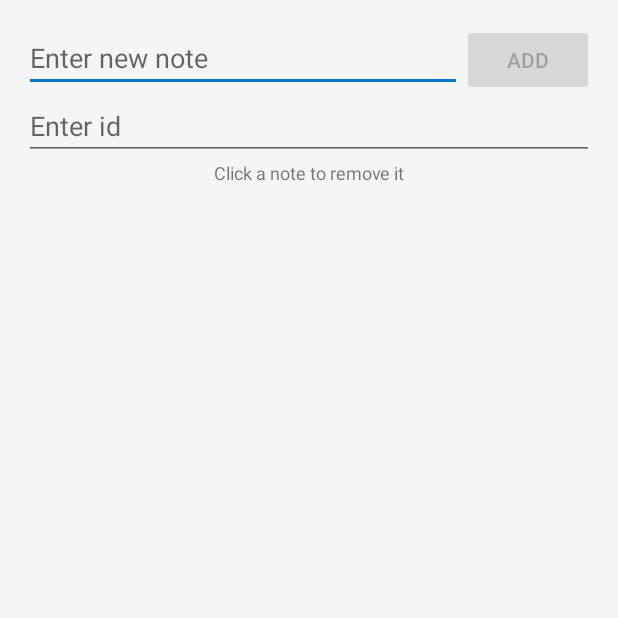
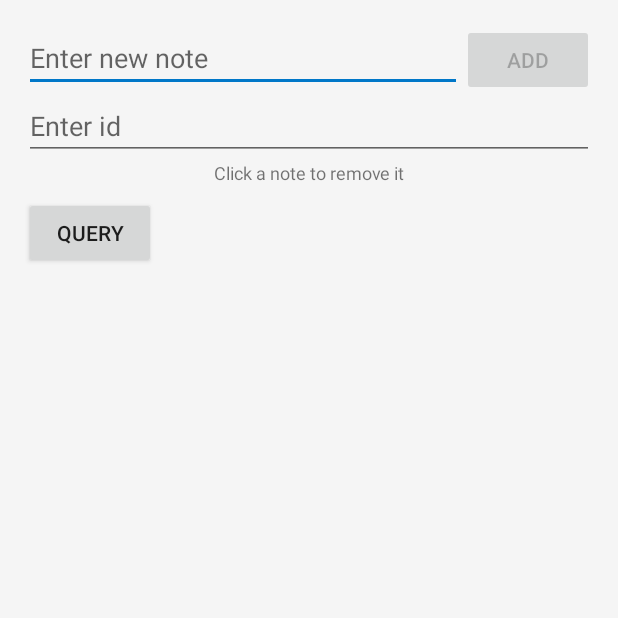
Before and after one commit to qiubin2016/QbStudy, an Android app: the NoteActivity screen opened directly, with no data from a screen before it, on a phone screen of 412 x 824 dp, the top half of it. Run offline under Robolectric (Android 15) with nearby library versions, the phone set to English and light mode, and no system bars; libraries missing offline, so code that uses them is left out: io.objectbox, io.objectbox.query; 3 statements that could not run were skipped.

Commit message:
【完善功能】 增加数据库ObjectBox查询功能；

```diff
--- a/app/src/main/java/com/qb/toolbox/SplashscreenActivity.java
+++ b/app/src/main/java/com/qb/toolbox/SplashscreenActivity.java
@@ -12,7 +12,7 @@ import com.qb.toolbox.R;
 public class SplashscreenActivity extends AppCompatActivity {
     private static final String TAG = "SplashscreenActivity";
     /** Splash screen duration time in milliseconds */
-    private static final int DELAY = 500;
+    private static final int DELAY = 300;  //启动界面停留300ms
 
     @Override
     protected void onCreate(final Bundle savedInstanceState) {
--- a/app/src/main/java/com/qb/toolbox/demo01/objectBox/NoteActivity.java
+++ b/app/src/main/java/com/qb/toolbox/demo01/objectBox/NoteActivity.java
@@ -16,6 +16,7 @@ import android.view.KeyEvent;
 import android.view.View;
 import android.view.inputmethod.EditorInfo;
 import android.widget.AdapterView;
+import android.widget.Button;
 import android.widget.EditText;
 import android.widget.ListView;
 import android.widget.TextView;
@@ -34,11 +35,14 @@ public class NoteActivity extends Activity {
 
     public static final String TAG = NoteActivity.class.getSimpleName();
     private EditText editText;
+    private EditText editTextId;
     private View addNoteButton;
+    private Button queryButton;
 
     private Box<Note> notesBox;
     private Query<Note> notesQuery;
     private NotesAdapter notesAdapter;
+    private NotesAdapter queryAdapter;
 
     @Override
 
@@ -67,8 +71,16 @@ public class NoteActivity extends Activity {
         notesAdapter = new NotesAdapter();
         listView.setAdapter(notesAdapter);
 
+        ListView listViewQuery = findViewById(R.id.listViewQuery);
+        listViewQuery.setOnItemClickListener(queryClickListener);
+
+        queryAdapter = new NotesAdapter();
+        listViewQuery.setAdapter(queryAdapter);
+
         addNoteButton = findViewById(R.id.buttonAdd);
         addNoteButton.setEnabled(false);
+
+        queryButton = findViewById(R.id.buttonQuery);
 
         editText = findViewById(R.id.editTextNote);
         editText.setOnEditorActionListener(new TextView.OnEditorActionListener() {
@@ -98,10 +110,25 @@ public class NoteActivity extends Activity {
 
             }
         });
+
+        editTextId = findViewById(R.id.id);
     }
 
     public void onAddButtonClick(View view) {
         addNote();
+    }
+
+    public void onQueryButtonClick(View view) {
+        long id = 0;
+        String idText = editTextId.getText().toString();
+        try {
+            id = Integer.parseInt(idText);
+        } catch (Exception e) {
+            Log.e(TAG, "Exception");
+            e.printStackTrace();
+        }
+        List<Note> notes = notesBox.query().equal(Note_.id, id).order(Note_.text).build().find();  //查询
+        queryAdapter.setNotes(notes);
     }
 
     private void addNote() {
@@ -130,4 +157,14 @@ public class NoteActivity extends Activity {
             updateNotes();
         }
     };
+
+    AdapterView.OnItemClickListener queryClickListener = new AdapterView.OnItemClickListener() {
+        @Override
+        public void onItemClick(AdapterView<?> parent, View view, int position, long id) {
+            Note note = notesAdapter.getItem(position);
+            notesBox.remove(note);
+            Log.d(ObjectBoxApp.TAG, "Deleted note, ID: " + note.getId());
+            updateNotes();
+        }
+    };
 }
--- a/app/src/main/res/layout/main.xml
+++ b/app/src/main/res/layout/main.xml
@@ -7,8 +7,10 @@
     android:paddingLeft="@dimen/activity_horizontal_margin"
     android:paddingRight="@dimen/activity_horizontal_margin"
     android:paddingTop="@dimen/activity_vertical_margin"
-    tools:context="io.objectbox.example.NoteActivity"
-    tools:ignore="RtlHardcoded">
+    tools:context="com.qb.toolbox.demo01.objectBox.NoteActivity"
+    tools:ignore="RtlHardcoded"
+
+    >
 
     <Button
         android:id="@+id/buttonAdd"
@@ -37,8 +39,6 @@
         android:inputType="numberDecimal"
         />
 
-
-
     <TextView
         android:id="@+id/textViewNoteInstructions"
         android:layout_width="match_parent"
@@ -51,13 +51,38 @@
         android:text="@string/click_to_remove"
         android:textSize="12sp"/>
 
-    <ListView
-        android:id="@+id/listViewNotes"
+    <LinearLayout
         android:layout_width="match_parent"
-        android:layout_height="match_parent"
+        android:layout_height="wrap_content"
         android:layout_below="@+id/textViewNoteInstructions"
-        android:layout_alignParentBottom="true"
-        android:layout_marginBottom="4dp"
-        android:scrollbars="vertical"/>
+        android:orientation="vertical">
+        <ListView
+            android:id="@+id/listViewNotes"
+            android:layout_width="match_parent"
+            android:layout_height="wrap_content"
+            android:layout_weight="1"
+            android:layout_below="@+id/textViewNoteInstructions"
+            android:scrollbars="vertical"
+            />
+
+        <Button
+            android:id="@+id/buttonQuery"
+            android:layout_width="wrap_content"
+            android:layout_height="wrap_content"
+            android:onClick="onQueryButtonClick"
+            android:text="@string/query"/>
+
+        <ListView
+            android:id="@+id/listViewQuery"
+            android:layout_width="match_parent"
+            android:layout_height="wrap_content"
+            android:layout_weight="1"
+            android:layout_below="@+id/buttonQuery"
+            android:layout_alignParentBottom="true"
+            android:layout_marginBottom="4dp"
+            android:scrollbars="vertical"
+            />
+    </LinearLayout>
+
 
 </RelativeLayout>
--- a/app/src/main/res/values/strings.xml
+++ b/app/src/main/res/values/strings.xml
@@ -98,4 +98,5 @@
     <string name="enter_new_note">Enter new note</string>
     <string name="add">Add</string>
     <string name="click_to_remove">Click a note to remove it</string>
+    <string name="query">Query</string>
 </resources>
```
